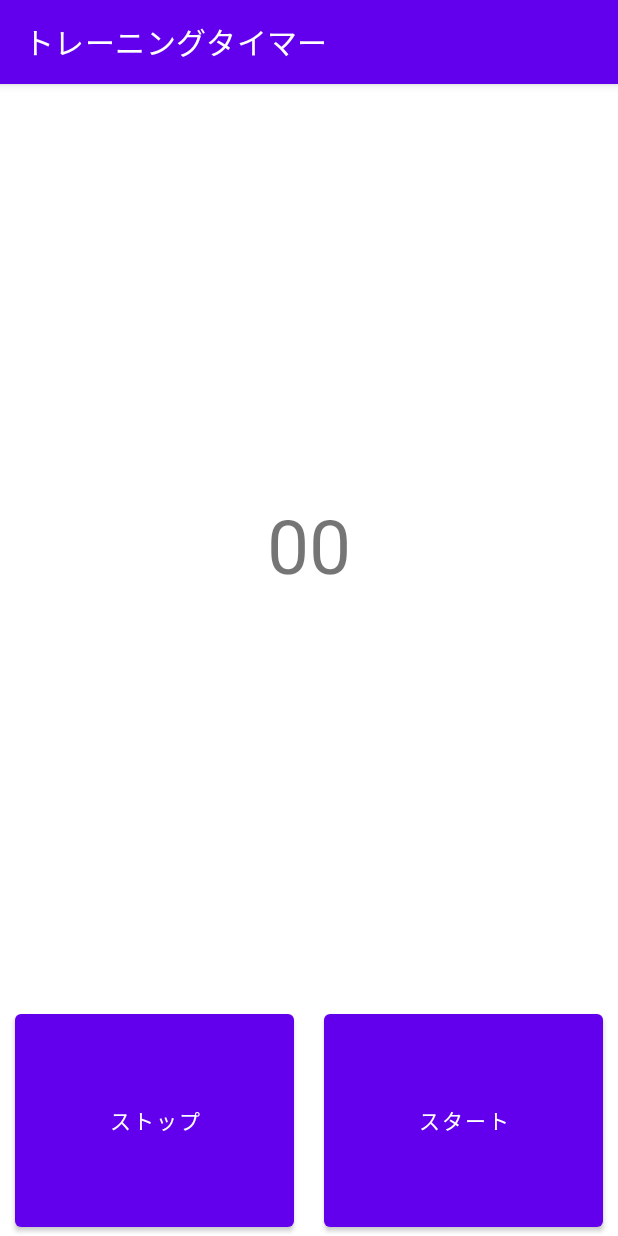
After one commit to Daiki-Iijima/Android_TrainingTimer, an Android app: the fragment TimerFragment placed in its activity, on a phone screen of 412 x 824 dp. The commit adds this screen. Run offline under Robolectric (Android 15) with nearby library versions, the phone set to English and light mode, and no system bars; our stand-ins replace data binding; 4 statements that could not run were skipped.

Commit message:
[add] タイマー用のフラグメントの追加

```diff
--- a/app/src/main/java/com/example/trainingtimer/SettingFragment.kt
+++ b/app/src/main/java/com/example/trainingtimer/SettingFragment.kt
@@ -2,11 +2,13 @@ package com.example.trainingtimer
 
 import androidx.lifecycle.ViewModelProvider
 import android.os.Bundle
+import android.util.Log
 import androidx.fragment.app.Fragment
 import android.view.LayoutInflater
 import android.view.View
 import android.view.ViewGroup
 import androidx.databinding.DataBindingUtil
+import androidx.lifecycle.Observer
 import com.example.trainingtimer.databinding.FragmentSettingBinding
 
 class SettingFragment : Fragment() {
@@ -35,6 +37,25 @@ class SettingFragment : Fragment() {
 
         binding.viewModel = viewModel
 
+        //  画面遷移イベント
+        viewModel.onTransit.observe(viewLifecycleOwner, Observer {
+            if(it) {
+                viewModel.navigateToTransitHandled()
+                onTransit()
+            }
+        })
+
         return binding.root
     }
+
+    private fun onTransit(){
+        val transaction = parentFragmentManager.beginTransaction()
+        transaction.addToBackStack(null)
+
+        transaction.setCustomAnimations(androidx.appcompat.R.anim.abc_slide_in_bottom, androidx.appcompat.R.anim.abc_slide_out_top);
+
+        transaction.replace(R.id.container,TimerFragment.newInstance())
+        transaction.commit()
+    }
+
 }
--- a/app/src/main/java/com/example/trainingtimer/SettingViewModel.kt
+++ b/app/src/main/java/com/example/trainingtimer/SettingViewModel.kt
@@ -1,12 +1,23 @@
 package com.example.trainingtimer
 
+import android.app.usage.UsageEvents.Event
 import android.view.View
+import androidx.lifecycle.LiveData
 import androidx.lifecycle.MutableLiveData
 import androidx.lifecycle.ViewModel
 
 class SettingViewModel : ViewModel() {
 
     private val timerSetting = TimerSetting(0,0,0,0)
+
+    private val _onTransit = MutableLiveData<Boolean>()
+
+    val onTransit : LiveData<Boolean>
+        get() = _onTransit
+
+    fun navigateToTransitHandled() {
+        _onTransit.value = false
+    }
 
     var startWaitTimeStr = MutableLiveData<String>().apply {
         value = timerSetting.getConvertStr(ConfigSettingType.StartWaitTime)
@@ -26,6 +37,11 @@ class SettingViewModel : ViewModel() {
         updateStr(timerSetting)
     }
 
+    fun onClickConfirm(view:View){
+        //  イベントを発火
+        _onTransit.value = true
+    }
+
     private fun updateStr(setting: TimerSetting) {
         startWaitTimeStr.postValue(setting.getConvertStr(ConfigSettingType.StartWaitTime))
         trainingTimeStr.postValue(setting.getConvertStr(ConfigSettingType.TrainingTime))
--- /dev/null
+++ b/app/src/main/java/com/example/trainingtimer/TimerFragment.kt
@@ -0,0 +1,47 @@
+package com.example.trainingtimer
+
+import androidx.lifecycle.ViewModelProvider
+import android.os.Bundle
+import androidx.fragment.app.Fragment
+import android.view.LayoutInflater
+import android.view.View
+import android.view.ViewGroup
+import androidx.databinding.DataBindingUtil
+import androidx.lifecycle.get
+import com.example.trainingtimer.databinding.FragmentTimerBinding
+
+class TimerFragment : Fragment() {
+
+    companion object {
+        fun newInstance() = TimerFragment()
+    }
+
+    private lateinit var binding: FragmentTimerBinding
+    private lateinit var viewModel: TimerViewModel
+
+    override fun onCreateView(
+        inflater: LayoutInflater, container: ViewGroup?,
+        savedInstanceState: Bundle?
+    ): View? {
+
+        binding = DataBindingUtil.inflate(
+            inflater,
+            R.layout.fragment_timer,
+            container,
+            false
+        )
+
+        binding.lifecycleOwner = viewLifecycleOwner
+
+        viewModel = activity?.run {
+            ViewModelProvider(this)[TimerViewModel::class.java]
+        } ?: throw java.lang.Exception("Invalid activity")
+
+        viewModel.onStartTimer.observe(viewLifecycleOwner){
+        }
+
+        binding.viewModel = viewModel
+
+        return binding.root
+    }
+}
--- /dev/null
+++ b/app/src/main/java/com/example/trainingtimer/TimerViewModel.kt
@@ -0,0 +1,32 @@
+package com.example.trainingtimer
+
+import android.app.usage.UsageEvents.Event
+import android.view.View
+import androidx.lifecycle.MutableLiveData
+import androidx.lifecycle.ViewModel
+
+class TimerViewModel : ViewModel() {
+
+    val onStartTimer = MutableLiveData<Event>()
+
+    var timerStr = MutableLiveData<String>().apply{
+        value = getTimerString()
+    }
+
+    private var timer : Int = 0
+
+    private fun getTimerString():String{
+        var retStr = timer.toString()
+
+        if(timer < 10){
+            retStr = "0$timer"
+        }
+
+        return retStr
+    }
+
+    fun onClickStart(view: View){
+        onStartTimer.value = Event()
+    }
+
+}
--- a/app/src/main/res/layout/fragment_setting.xml
+++ b/app/src/main/res/layout/fragment_setting.xml
@@ -198,6 +198,7 @@
                 android:layout_width="wrap_content"
                 android:layout_height="wrap_content"
                 android:layout_marginEnd="10dp"
+                android:onClick="@{viewModel.onClickConfirm}"
                 android:text="@string/confirmBtn" />
 
             <Button
--- /dev/null
+++ b/app/src/main/res/layout/fragment_timer.xml
@@ -0,0 +1,49 @@
+<?xml version="1.0" encoding="utf-8"?>
+<layout xmlns:android="http://schemas.android.com/apk/res/android"
+    xmlns:tools="http://schemas.android.com/tools">
+
+    <data>
+        <variable
+            name="viewModel"
+            type="com.example.trainingtimer.TimerViewModel" />
+    </data>
+
+    <LinearLayout
+        android:layout_width="match_parent"
+        android:layout_height="match_parent"
+        android:orientation="vertical">
+
+        <TextView
+            android:layout_width="match_parent"
+            android:layout_height="0dp"
+            android:layout_weight="0.8"
+            android:textSize="50sp"
+            android:gravity="center"
+            android:text="@{viewModel.timerStr}" />
+
+        <LinearLayout
+            android:layout_width="match_parent"
+            android:layout_height="0dp"
+            android:layout_weight="0.2"
+            android:orientation="horizontal">
+
+            <Button
+                android:layout_width="0dp"
+                android:layout_height="match_parent"
+                android:layout_weight="0.5"
+                android:layout_marginStart="10dp"
+                android:layout_marginEnd="10dp"
+                android:text="ストップ" />
+
+            <Button
+                android:layout_width="0dp"
+                android:layout_height="match_parent"
+                android:layout_weight="0.5"
+                android:layout_marginStart="10dp"
+                android:layout_marginEnd="10dp"
+                android:onClick="@{viewModel.onClickStart}"
+                android:text="スタート" />
+        </LinearLayout>
+
+    </LinearLayout>
+</layout>
```
